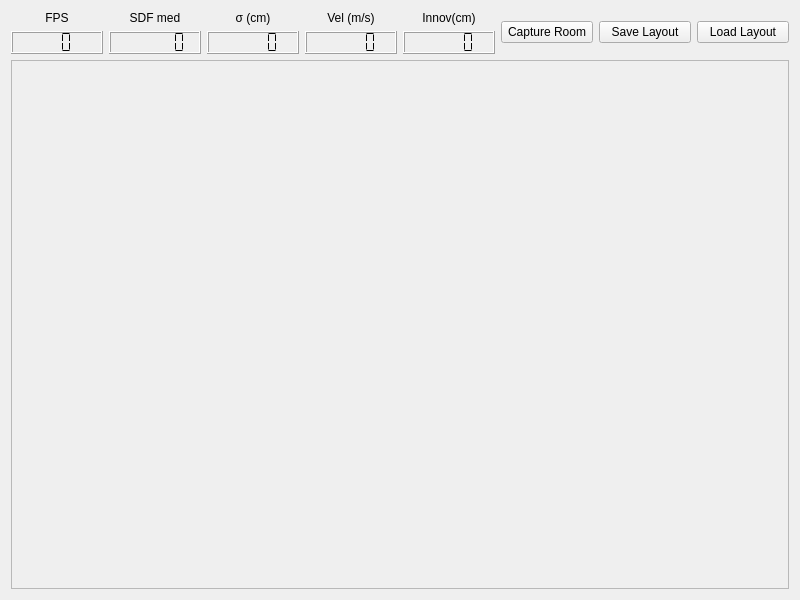
pbustos/beta-robotica-class, file ainf_slamo/src/mainUI.ui: the form before one commit.
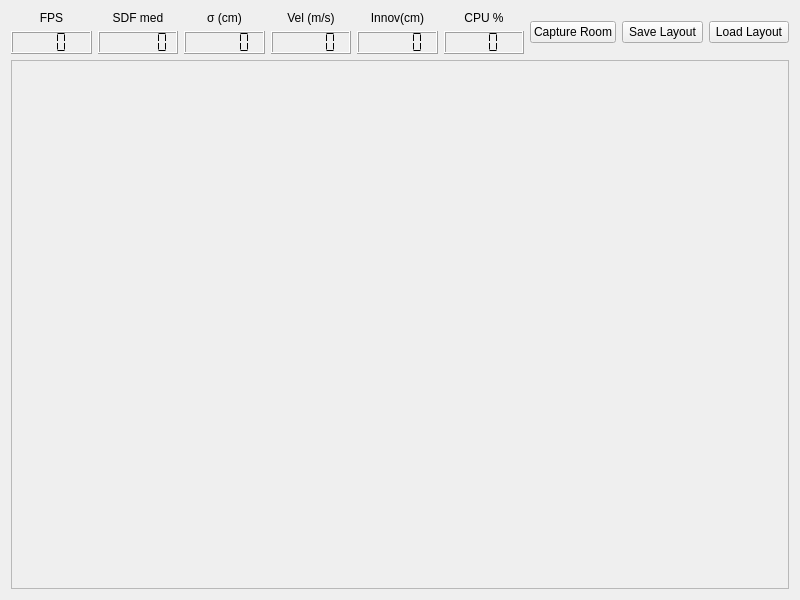
The form after the commit.

```diff
--- a/ainf_slamo/src/mainUI.ui
+++ b/ainf_slamo/src/mainUI.ui
@@ -141,6 +141,30 @@
          </item>
         </layout>
        </item>
+       <item>
+        <layout class="QVBoxLayout" name="verticalLayout_cpu">
+         <item>
+          <widget class="QLabel" name="label_cpu">
+           <property name="text">
+            <string>CPU %</string>
+           </property>
+           <property name="alignment">
+            <set>Qt::AlignCenter</set>
+           </property>
+          </widget>
+         </item>
+         <item>
+          <widget class="QLCDNumber" name="lcdNumber_cpu">
+           <property name="digitCount">
+            <number>3</number>
+           </property>
+           <property name="segmentStyle">
+            <enum>QLCDNumber::Flat</enum>
+           </property>
+          </widget>
+         </item>
+        </layout>
+       </item>
        <item>
         <widget class="QPushButton" name="pushButton_captureRoom">
          <property name="text">
```
